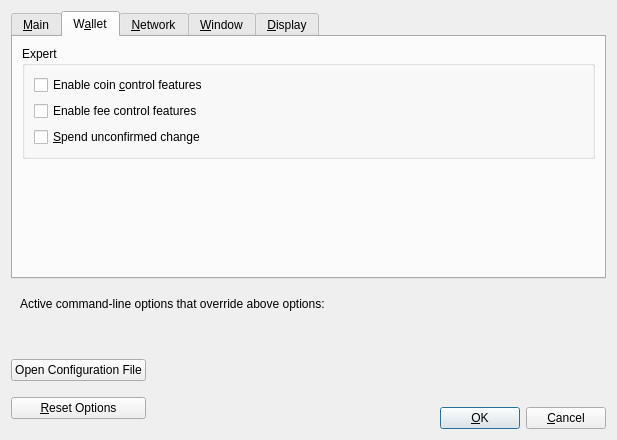
The window that src/qt/forms/optionsdialog.ui (blondfrogs/Ravencoin) describes before a commit, drawn with Qt 5.
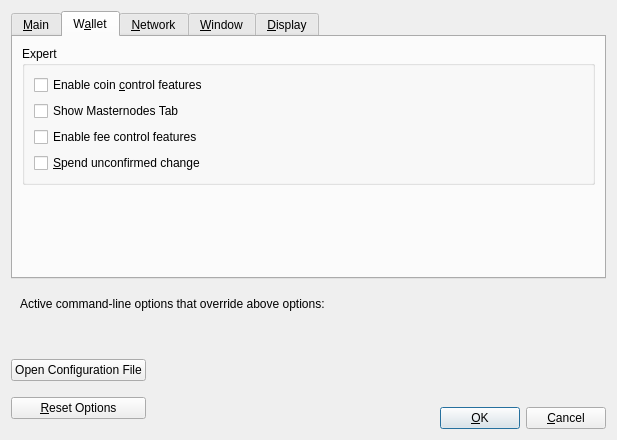
The same window after the commit. The open tabs and pages were chosen to show the change. Custom widgets are drawn as their Qt base class.

Commit message: QT wallet and RPC changes for masternodes

What changed in the file:
```diff
--- a/src/qt/forms/optionsdialog.ui
+++ b/src/qt/forms/optionsdialog.ui
@@ -153,6 +153,16 @@
             </property>
            </widget>
           </item>
+          <item>
+           <widget class="QCheckBox" name="showMasternodesTab">
+            <property name="toolTip">
+             <string>Show additional tab listing all your masternodes in first sub-tab&lt;br/&gt;and all masternodes on the network in second sub-tab.</string>
+            </property>
+            <property name="text">
+             <string>Show Masternodes Tab</string>
+            </property>
+           </widget>
+          </item>
           <item>
            <widget class="QCheckBox" name="customFeeFeatures">
             <property name="text">
```
The commit also changes 25 other files.
